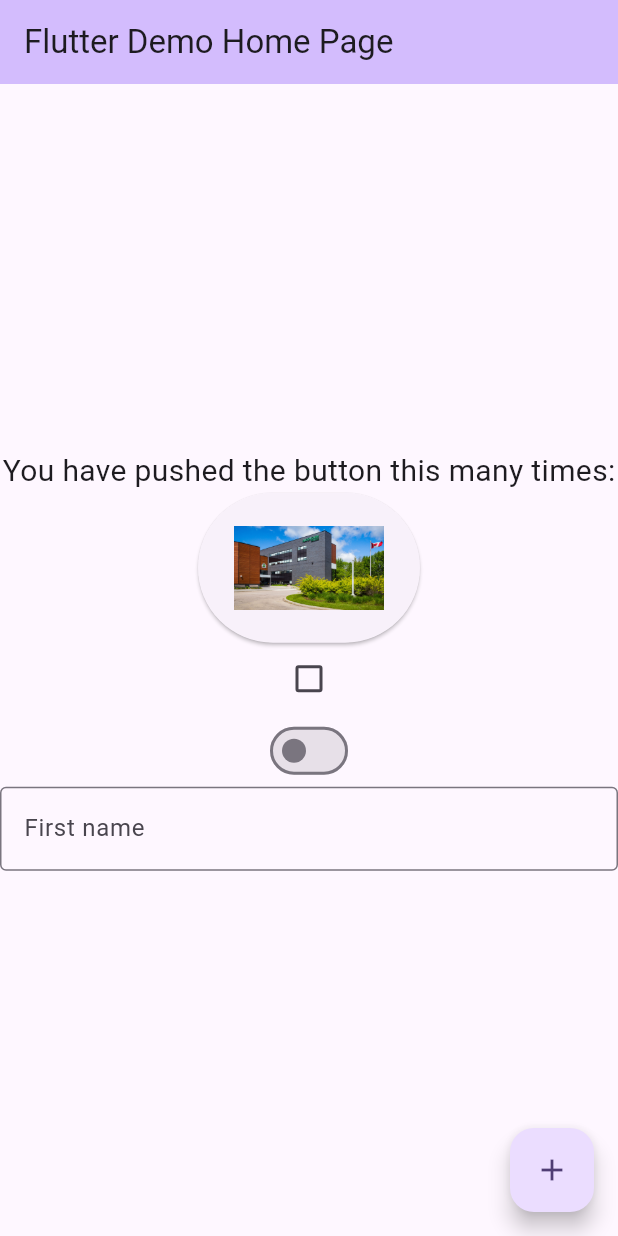
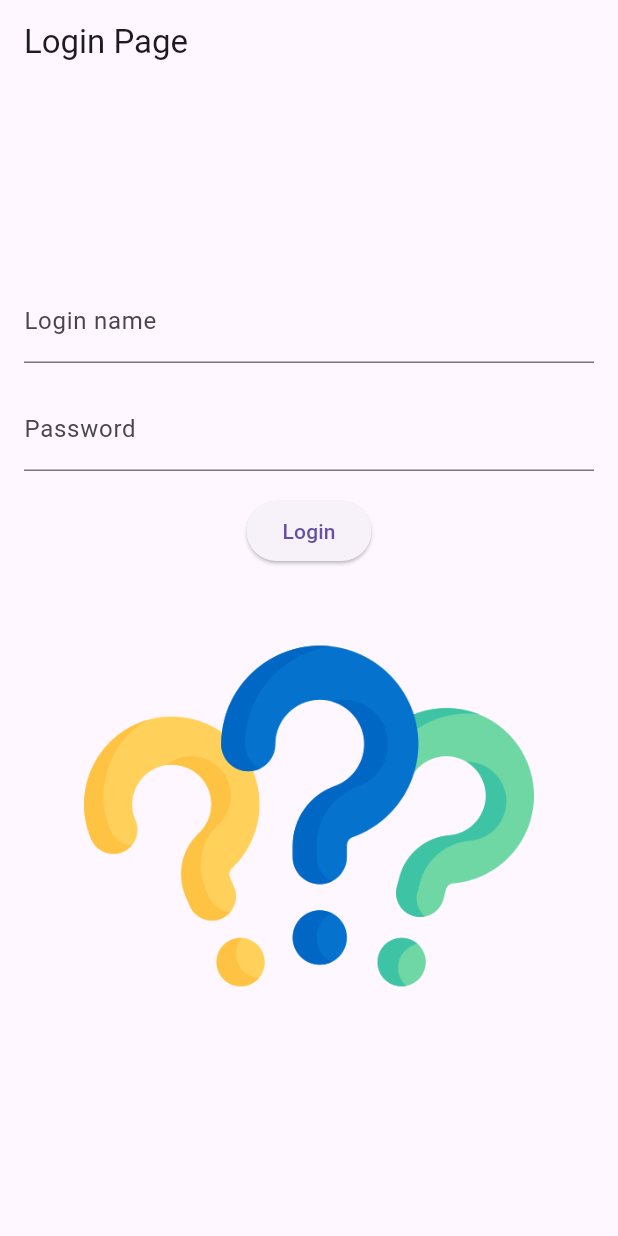
Before and after one commit to etorunski/CST2335_Summer24, a Flutter app: the screen it shows after launch, on a phone screen of 412 x 824 dp. Run offline on Flutter 3.47's test engine with Material 3 defaults, Android fonts, the phone set to English and light mode, and no system bars; our stand-ins replace flutter_secure_storage, shared_preferences.

Commit message:
coding for week 4 lab

```diff
--- a/lib/main.dart
+++ b/lib/main.dart
@@ -1,4 +1,6 @@
 import 'package:flutter/material.dart';
+import 'package:shared_preferences/shared_preferences.dart';
+import 'package:flutter_secure_storage/flutter_secure_storage.dart';
 
 void main() {
   runApp(const MyApp());
@@ -7,107 +9,149 @@ void main() {
 class MyApp extends StatelessWidget {
   const MyApp({super.key});
 
-  // This widget is the root of your application.
   @override
   Widget build(BuildContext context) {
     return MaterialApp(
-      title: 'Flutter Demo',
-      theme: ThemeData(
-        colorScheme: ColorScheme.fromSeed(seedColor: Colors.deepPurple),
-        useMaterial3: true,
-      ),
-      home: const MyHomePage(title: 'Flutter Demo Home Page'),
+      title: 'Login Page',
+      home: const LoginPage(),
     );
   }
 }
 
-class MyHomePage extends StatefulWidget {
-  const MyHomePage({super.key, required this.title});
-
-  final String title;
+class LoginPage extends StatefulWidget {
+  const LoginPage({super.key});
 
   @override
-  State<MyHomePage> createState() => _MyHomePageState();
+  State<LoginPage> createState() => _LoginPageState();
 }
 
-class _MyHomePageState extends State<MyHomePage> {
-  int _counter = 0;
-  var isChecked = false;
-  late TextEditingController _controller; // late means initialize later, but not null
-  late TextEditingController _controller2;
+class _LoginPageState extends State<LoginPage> {
+  final _loginController = TextEditingController();
+  final _passwordController = TextEditingController();
+  String _imageSource = 'images/question-mark.png';
+  final _secureStorage = const FlutterSecureStorage();
 
   @override
   void initState() {
-    // initialize object, onloaded in HTML
     super.initState();
-    _controller = TextEditingController();
-    _controller2 = TextEditingController();
+    _loadCredentials();
   }
 
-  @override
-  void dispose() { //unloading the page
-    super.dispose();
-    _controller.dispose(); //delete memory of _controller
-    _controller2.dispose();
+  Future<void> _loadCredentials() async {
+    final prefs = await SharedPreferences.getInstance();
+    final hasCredentials = prefs.getBool('hasCredentials') ?? false;
+
+    if (hasCredentials) {
+      final username = await _secureStorage.read(key: 'username');
+      final password = await _secureStorage.read(key: 'password');
+
+      if (username != null && password != null) {
+        _loginController.text = username;
+        _passwordController.text = password;
+
+        final snackBar = SnackBar(
+          content: const Text('Previous login credentials loaded.'),
+          action: SnackBarAction(
+            label: 'Clear Saved Data',
+            onPressed: () {
+              _loginController.clear();
+              _passwordController.clear();
+              _secureStorage.delete(key: 'username');
+              _secureStorage.delete(key: 'password');
+              prefs.setBool('hasCredentials', false);
+            },
+          ),
+          duration: const Duration(seconds: 1000),
+        );
+        ScaffoldMessenger.of(context).showSnackBar(snackBar);
+      }
+    }
   }
 
+  Future<void> _handleLogin() async {
+    final password = _passwordController.text;
+    if (password == 'QWERTY123') {
+      setState(() {
+        _imageSource = 'images/idea.png';
+      });
 
-  void _incrementCounter() {
-    setState(() {
-      _counter++;
-    });
+      showDialog(
+        context: context,
+        builder: (context) => AlertDialog(
+          title: const Text('Save Login Credentials'),
+          content: const Text('Would you like to save your username and password for next time?'),
+          actions: [
+            TextButton(
+              onPressed: () async {
+                final prefs = await SharedPreferences.getInstance();
+                await prefs.setBool('hasCredentials', false);
+                await _secureStorage.delete(key: 'username');
+                await _secureStorage.delete(key: 'password');
+                Navigator.of(context).pop();
+              },
+              child: const Text('No'),
+            ),
+            TextButton(
+              onPressed: () async {
+                final prefs = await SharedPreferences.getInstance();
+                await prefs.setBool('hasCredentials', true);
+
+                final username = _loginController.text;
+                await _secureStorage.write(key: 'username', value: username);
+                await _secureStorage.write(key: 'password', value: password);
+                Navigator.of(context).pop();
+              },
+              child: const Text('Yes'),
+            ),
+          ],
+        ),
+      );
+    } else {
+      setState(() {
+        _imageSource = 'images/stop.png';
+      });
+    }
   }
 
   @override
   Widget build(BuildContext context) {
     return Scaffold(
       appBar: AppBar(
-        backgroundColor: Theme.of(context).colorScheme.inversePrimary,
-        title: Text(widget.title),
+        title: const Text('Login Page'),
       ),
-      body: Center(
+      body: Padding(
+        padding: const EdgeInsets.all(16.0),
         child: Column(
           mainAxisAlignment: MainAxisAlignment.center,
-          children: <Widget>[
-            const Text(
-              'You have pushed the button this many times:',
-              style: TextStyle(fontSize:20.0),
+          children: [
+            TextField(
+              controller: _loginController,
+              decoration: const InputDecoration(
+                labelText: 'Login name',
+              ),
             ),
-
+            const SizedBox(height: 16.0),
+            TextField(
+              controller: _passwordController,
+              obscureText: true,
+              decoration: const InputDecoration(
+                labelText: 'Password',
+              ),
+            ),
+            const SizedBox(height: 16.0),
             ElevatedButton(
-                onPressed: (){
-                  var myText = _controller.value.text;
-
-                  _controller.text = "You typed:"+ myText;
-                },
-                child:  Image.asset("images/algonquin.jpg", height:100.0, width:100.0)  ),
-            Checkbox(value: isChecked, onChanged:changeCheckbox),
-            Switch(value: isChecked, onChanged:changeCheckbox),
-            TextField( controller:_controller,
-            decoration:  InputDecoration(
-                hintText:"Type here",
-                border: OutlineInputBorder(),
-                labelText: "First name"
-            ),)
+              onPressed: _handleLogin,
+              child: const Text('Login'),
+            ),
+            const SizedBox(height: 16.0),
+            Image.asset(
+              _imageSource,
+              width: 300,
+              height: 300,
+            ),
           ],
         ),
       ),
-      floatingActionButton: FloatingActionButton(
-        onPressed: _incrementCounter,
-        tooltip: 'Increment',
-        child: const Icon(Icons.add),
-      ), // This trailing comma makes auto-formatting nicer for build methods.
     );
   }
-
-void changeCheckbox(bool ? ch) {
-  if (ch != null) {
-    setState(() {
-      isChecked = ch;
-    });
-  }
 }
-  void buttonClicked(){
-
-  }
-}
```
Also changed, not shown: pubspec.yaml (+9 -2 lines), images/algonquin.jpg (deleted), images/idea.png (added), images/question-mark.png (added), images/recipe.jpg (added), images/stop.png (added), pubspec.lock, 1 other file.
